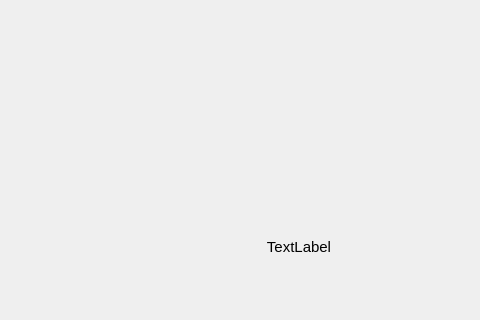
Before: the Qt Designer form data_show/plotdialog.ui in yourback/Data_Process_Show, drawn with Qt 5; both pictures show x 0 to 480 and y 209 to 529 of the 598 by 529 pixel window.
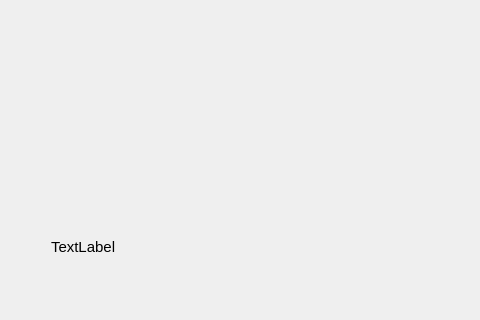
After: the same form once the commit is applied. Custom widgets are drawn as their Qt base class.

```diff
--- a/data_show/plotdialog.ui
+++ b/data_show/plotdialog.ui
@@ -46,6 +46,21 @@
     </widget>
    </item>
    <item>
+    <layout class="QHBoxLayout" name="horizontalLayout" stretch="0,1,0">
+     <item>
+      <spacer name="horizontalSpacer">
+       <property name="orientation">
+        <enum>Qt::Horizontal</enum>
+       </property>
+       <property name="sizeHint" stdset="0">
+        <size>
+         <width>40</width>
+         <height>20</height>
+        </size>
+       </property>
+      </spacer>
+     </item>
+     <item>
     <widget class="QLabel" name="showydata">
      <property name="sizePolicy">
       <sizepolicy hsizetype="Expanding" vsizetype="Expanding">
@@ -63,9 +78,27 @@
       <string>TextLabel</string>
      </property>
      <property name="alignment">
-      <set>Qt::AlignCenter</set>
-     </property>
-    </widget>
+        <set>Qt::AlignLeading|Qt::AlignLeft|Qt::AlignVCenter</set>
+       </property>
+       <property name="margin">
+        <number>0</number>
+       </property>
+      </widget>
+     </item>
+     <item>
+      <spacer name="horizontalSpacer_2">
+       <property name="orientation">
+        <enum>Qt::Horizontal</enum>
+       </property>
+       <property name="sizeHint" stdset="0">
+        <size>
+         <width>40</width>
+         <height>20</height>
+        </size>
+       </property>
+      </spacer>
+     </item>
+    </layout>
    </item>
   </layout>
  </widget>
```
Lines whose indentation alone changed are shown as unchanged.
